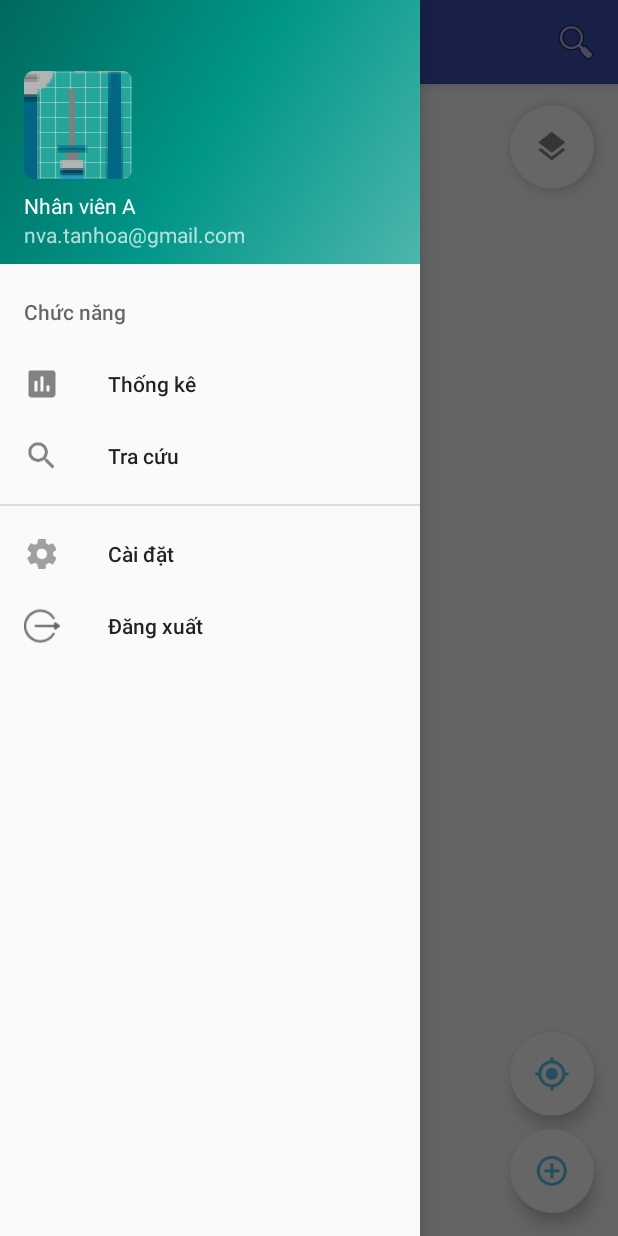
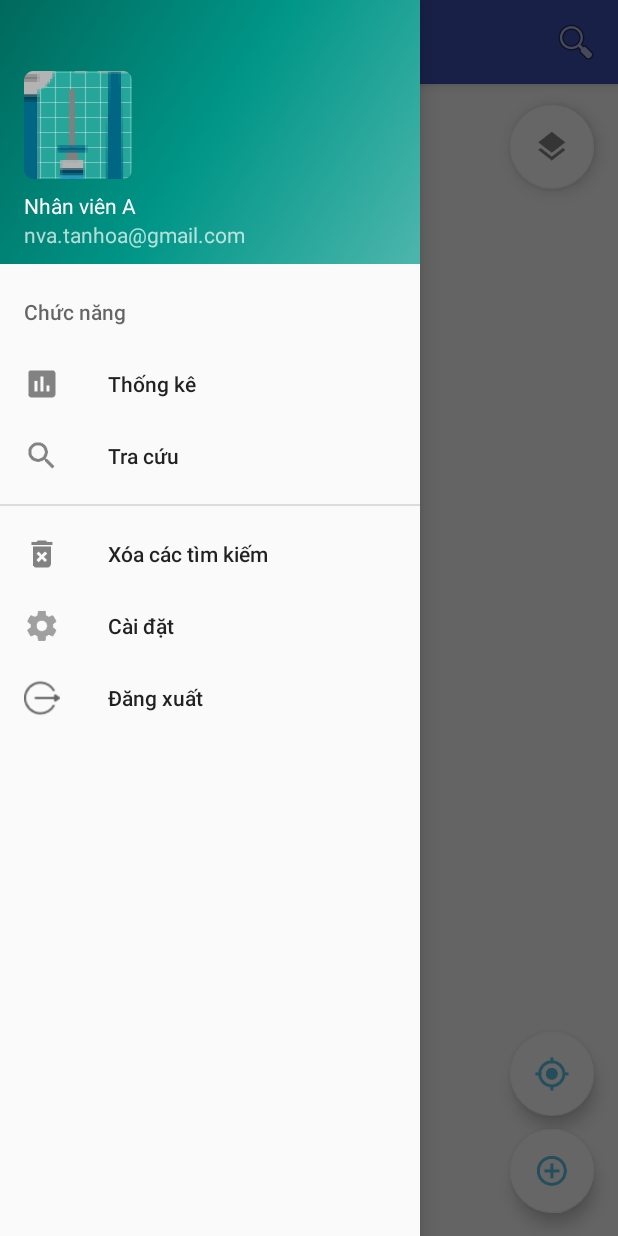
Before and after one commit to DITAGIS/HCM_TanHoa_QLSC_Android, an Android app: the screen it shows after launch (QuanLySuCo), with the side drawer open, on a phone screen of 412 x 824 dp. Run offline under Robolectric (Android 15) with nearby library versions, the phone set to English and light mode, and no system bars; libraries missing offline, so code that uses them is left out: com.esri.arcgisruntime; 28 statements that could not run were skipped.

Commit message:
tim kiem dia chi giai doan 1

```diff
--- a/app/src/main/java/hcm/ditagis/com/tanhoa/qlsc/QuanLySuCo.java
+++ b/app/src/main/java/hcm/ditagis/com/tanhoa/qlsc/QuanLySuCo.java
@@ -10,6 +10,8 @@ import android.graphics.Bitmap;
 import android.graphics.BitmapFactory;
 import android.graphics.Color;
 import android.graphics.Matrix;
+import android.location.Address;
+import android.location.Geocoder;
 import android.net.Uri;
 import android.os.Build;
 import android.os.Bundle;
@@ -61,6 +63,8 @@ import com.esri.arcgisruntime.mapping.LayerList;
 import com.esri.arcgisruntime.mapping.Viewpoint;
 import com.esri.arcgisruntime.mapping.view.Callout;
 import com.esri.arcgisruntime.mapping.view.DefaultMapViewOnTouchListener;
+import com.esri.arcgisruntime.mapping.view.Graphic;
+import com.esri.arcgisruntime.mapping.view.GraphicsOverlay;
 import com.esri.arcgisruntime.mapping.view.LocationDisplay;
 import com.esri.arcgisruntime.mapping.view.MapView;
 import com.esri.arcgisruntime.symbology.SimpleMarkerSymbol;
@@ -90,7 +94,6 @@ public class QuanLySuCo extends AppCompatActivity implements NavigationView.OnNa
     private Popup popupInfos;
     private MapView mMapView;
     private Callout mCallout;
-    private List<FeatureLayerDTG> mFeatureLayerDTGS;
     private FeatureLayerDTG mFeatureLayerDTG;
     private MapViewHandler mMapViewHandler;
     private static double LATITUDE = 10.7554041;
@@ -102,6 +105,8 @@ public class QuanLySuCo extends AppCompatActivity implements NavigationView.OnNa
     private LocationDisplay mLocationDisplay;
     private int requestCode = 2;
     private Point mCurrentPoint;
+    private Geocoder mGeocoder;
+    private GraphicsOverlay mGraphicsOverlay;
 
     public void setUri(Uri uri) {
         this.mUri = uri;
@@ -128,6 +133,7 @@ public class QuanLySuCo extends AppCompatActivity implements NavigationView.OnNa
     protected void onCreate(Bundle savedInstanceState) {
         super.onCreate(savedInstanceState);
         setContentView(R.layout.activity_quan_ly_su_co);
+        mGeocoder = new Geocoder(this);
         setLicense();
         //for camera
         StrictMode.VmPolicy.Builder builder = new StrictMode.VmPolicy.Builder();
@@ -143,9 +149,18 @@ public class QuanLySuCo extends AppCompatActivity implements NavigationView.OnNa
         this.mListViewSearch.setOnItemClickListener(new AdapterView.OnItemClickListener() {
             @Override
             public void onItemClick(AdapterView<?> parent, View view, int position, long id) {
-                mMapViewHandler.queryByObjectID(((TraCuuAdapter.Item) parent.getItemAtPosition(position)).getObjectID());
-                mSearchAdapter.clear();
-                mSearchAdapter.notifyDataSetChanged();
+                TraCuuAdapter.Item item = ((TraCuuAdapter.Item) parent.getItemAtPosition(position));
+                int objectID = item.getObjectID();
+                if (objectID != -1) {
+                    mMapViewHandler.queryByObjectID(objectID);
+                    mSearchAdapter.clear();
+                    mSearchAdapter.notifyDataSetChanged();
+                }
+                //tìm kiếm địa chỉ
+                else {
+                    setViewPointCenterLongLat(new Point(item.getLongtitude(), item.getLatitude()));
+
+                }
             }
         });
         requestPermisson();
@@ -161,7 +176,7 @@ public class QuanLySuCo extends AppCompatActivity implements NavigationView.OnNa
         // create an empty map instance
         final ArcGISMap mMap = new ArcGISMap(Basemap.Type.OPEN_STREET_MAP, LATITUDE, LONGTITUDE, LEVEL_OF_DETAIL);
         mMapView.setMap(mMap);
-        mFeatureLayerDTGS = new ArrayList<>();
+        List<FeatureLayerDTG> mFeatureLayerDTGS = new ArrayList<>();
         // config feature layer service
         ArrayList<Config> configs = Config.FeatureConfig.getConfigs();
         for (Config config : configs) {
@@ -236,8 +251,8 @@ public class QuanLySuCo extends AppCompatActivity implements NavigationView.OnNa
         });
         changeStatusOfLocationDataSource();
 
-        final EditText edit_latitude = ((EditText) findViewById(R.id.edit_latitude));
-        final EditText edit_longtitude = ((EditText) findViewById(R.id.edit_longtitude));
+        final EditText edit_latitude_vido = ((EditText) findViewById(R.id.edit_latitude_vido));
+        final EditText edit_longtitude_kinhdo = ((EditText) findViewById(R.id.edit_longtitude_kinhdo));
         mMapView.setOnTouchListener(new DefaultMapViewOnTouchListener(this, mMapView) {
             @Override
             public boolean onSingleTapConfirmed(MotionEvent e) {
@@ -252,8 +267,8 @@ public class QuanLySuCo extends AppCompatActivity implements NavigationView.OnNa
             @Override
             public boolean onScroll(MotionEvent e1, MotionEvent e2, float distanceX, float distanceY) {
                 double[] location = mMapViewHandler.onScroll(e1, e2, distanceX, distanceY);
-                edit_longtitude.setText(location[0] + "");
-                edit_latitude.setText(location[1] + "");
+                edit_longtitude_kinhdo.setText(location[0] + "");
+                edit_latitude_vido.setText(location[1] + "");
                 return super.onScroll(e1, e2, distanceX, distanceY);
             }
 
@@ -266,11 +281,14 @@ public class QuanLySuCo extends AppCompatActivity implements NavigationView.OnNa
             @Override
             public void onLocationChanged(LocationDisplay.LocationChangedEvent locationChangedEvent) {
                 Point position = locationChangedEvent.getLocation().getPosition();
-                edit_longtitude.setText(position.getX() + "");
-                edit_latitude.setText(position.getY() + "");
+                edit_longtitude_kinhdo.setText(position.getX() + "");
+                edit_latitude_vido.setText(position.getY() + "");
                 setViewPointCenter(position);
             }
         });
+        mGraphicsOverlay = new GraphicsOverlay();
+        mMapView.getGraphicsOverlays().add(mGraphicsOverlay);
+
         findViewById(R.id.layout_layer_open_street_map).setOnClickListener(this);
         findViewById(R.id.layout_layer_street_map).setOnClickListener(this);
         findViewById(R.id.layout_layer_topo).setOnClickListener(this);
@@ -280,12 +298,28 @@ public class QuanLySuCo extends AppCompatActivity implements NavigationView.OnNa
         findViewById(R.id.btn_layer_close).setOnClickListener(this);
         findViewById(R.id.img_layvitri).setOnClickListener(this);
         findViewById(R.id.floatBtnLocation).setOnClickListener(this);
-        findViewById(R.id.floatBtnHome).setOnClickListener(this);
     }
 
     private void setLicense() {
         //way 1
         ArcGISRuntimeEnvironment.setLicense(getString(R.string.license));
+        //way 2
+//        UserCredential credential = new UserCredential("thanle95", "Gemini111");
+//
+//// replace the URL with either the ArcGIS Online URL or your portal URL
+//        final Portal portal = new Portal("https://than-le.maps.arcgis.com");
+//        portal.setCredential(credential);
+//
+//// load portal and listen to done loading event
+//        portal.loadAsync();
+//        portal.addDoneLoadingListener(new Runnable() {
+//            @Override
+//            public void run() {
+//                LicenseInfo licenseInfo = portal.getPortalInfo().getLicenseInfo();
+//                // Apply the license at Standard level
+//                ArcGISRuntimeEnvironment.setLicense(licenseInfo);
+//            }
+//        });
     }
 
     private void setRendererSuCoFeatureLayer(FeatureLayer mSuCoTanHoaLayer) {
@@ -353,6 +387,18 @@ public class QuanLySuCo extends AppCompatActivity implements NavigationView.OnNa
         mMapView.setViewpointCenterAsync(geometry.getExtent().getCenter());
     }
 
+    private void setViewPointCenterLongLat(Point position) {
+        Geometry geometry = GeometryEngine.project(position, SpatialReferences.getWgs84());
+        Geometry geometry1 = GeometryEngine.project(geometry, SpatialReferences.getWebMercator());
+        Point point = geometry1.getExtent().getCenter();
+
+        SimpleMarkerSymbol symbol = new SimpleMarkerSymbol(SimpleMarkerSymbol.Style.CROSS, Color.RED, 20);
+        Graphic graphic = new Graphic(point, symbol);
+        mGraphicsOverlay.getGraphics().add(graphic);
+
+        mMapView.setViewpointCenterAsync(point);
+    }
+
     @Override
     public void onBackPressed() {
         DrawerLayout drawer = (DrawerLayout) findViewById(R.id.drawer_layout);
@@ -381,6 +427,21 @@ public class QuanLySuCo extends AppCompatActivity implements NavigationView.OnNa
                 if (newText.length() == 0) {
                     mSearchAdapter.clear();
                     mSearchAdapter.notifyDataSetChanged();
+                } else {
+
+                    try {
+                        mSearchAdapter.clear();
+                        List<Address> addressList = mGeocoder.getFromLocationName(newText, 5);
+                        for (Address address : addressList) {
+                            TraCuuAdapter.Item item = new TraCuuAdapter.Item(-1, "", 0, "", address.getAddressLine(0));
+                            item.setLatitude(address.getLatitude());
+                            item.setLongtitude(address.getLongitude());
+                            mSearchAdapter.add(item);
+                        }
+                        mSearchAdapter.notifyDataSetChanged();
+                    } catch (IOException e) {
+                        e.printStackTrace();
+                    }
                 }
                 return false;
             }
@@ -421,14 +482,14 @@ public class QuanLySuCo extends AppCompatActivity implements NavigationView.OnNa
         } else if (id == R.id.nav_logOut) {
             this.finish();
         }
+        else if (id == R.id.nav_delete_searching) {
+            mGraphicsOverlay.getGraphics().clear();
+            mSearchAdapter.clear();
+            mSearchAdapter.notifyDataSetChanged();
+        }
         DrawerLayout drawer = (DrawerLayout) findViewById(R.id.drawer_layout);
         drawer.closeDrawer(GravityCompat.START);
         return true;
-    }
-
-    private void add() {
-        Toast.makeText(mMapView.getContext().getApplicationContext(), getString(R.string.notify_add_feature), Toast.LENGTH_LONG).show();
-        mMapViewHandler.setClickBtnAdd(true);
     }
 
     public boolean requestPermisson() {
@@ -450,9 +511,6 @@ public class QuanLySuCo extends AppCompatActivity implements NavigationView.OnNa
         } else return true;
     }
 
-    private void goHome() {
-    }
-
     @Override
     public void onRequestPermissionsResult(int requestCode, @NonNull String[] permissions, @NonNull int[] grantResults) {
         if (grantResults.length > 0 && grantResults[0] == PackageManager.PERMISSION_GRANTED) {
@@ -462,7 +520,6 @@ public class QuanLySuCo extends AppCompatActivity implements NavigationView.OnNa
             Toast.makeText(QuanLySuCo.this, getResources().getString(R.string.location_permission_denied), Toast.LENGTH_SHORT).show();
         }
     }
-
 
     @Override
     public void onClick(View v) {
@@ -519,9 +576,6 @@ public class QuanLySuCo extends AppCompatActivity implements NavigationView.OnNa
                     mLocationDisplay.startAsync();
                     setViewPointCenter(mLocationDisplay.getMapLocation());
                 } else mLocationDisplay.stop();
-                break;
-            case R.id.floatBtnHome:
-                goHome();
                 break;
         }
     }
--- a/app/src/main/res/layout/app_bar_quan_ly_su_co.xml
+++ b/app/src/main/res/layout/app_bar_quan_ly_su_co.xml
@@ -194,17 +194,6 @@
         android:visibility="visible"
         app:backgroundTint="@android:color/white" />
 
-    <android.support.design.widget.FloatingActionButton
-        android:id="@+id/floatBtnHome"
-        android:layout_width="wrap_content"
-        android:layout_height="wrap_content"
-        android:layout_gravity="end|bottom"
-        android:layout_marginBottom="145dp"
-        android:layout_marginRight="@dimen/fab_margin"
-        android:src="@drawable/home"
-        android:visibility="invisible"
-        app:backgroundTint="@android:color/white" />
-
 
     <android.support.design.widget.FloatingActionButton
         android:id="@+id/floatBtnLocation"
@@ -254,7 +243,7 @@
                     android:textSize="17sp" />
 
                 <EditText
-                    android:id="@+id/edit_latitude"
+                    android:id="@+id/edit_latitude_vido"
                     android:layout_width="match_parent"
                     android:layout_height="wrap_content"
                     android:text="10.7554041"
@@ -276,7 +265,7 @@
                     android:textSize="17sp" />
 
                 <EditText
-                    android:id="@+id/edit_longtitude"
+                    android:id="@+id/edit_longtitude_kinhdo"
                     android:layout_width="match_parent"
                     android:layout_height="wrap_content"
                     android:text="106.6546293"
--- a/app/src/main/res/menu/activity_quan_ly_su_co_drawer.xml
+++ b/app/src/main/res/menu/activity_quan_ly_su_co_drawer.xml
@@ -40,6 +40,10 @@
 
     <group android:checkableBehavior="single">
         <item
+            android:id="@+id/nav_delete_searching"
+            android:icon="@drawable/ic_delete"
+            android:title="@string/nav_xoa_tim_kiem" />
+        <item
             android:id="@+id/nav_setting"
             android:icon="@drawable/ic_settings"
             android:title="@string/nav_cai_dat" />
--- a/app/src/main/res/values/strings.xml
+++ b/app/src/main/res/values/strings.xml
@@ -41,6 +41,7 @@
 
     <!--navigation-->
     <string name="nav_tra_cuu">Tra cứu</string>
+    <string name="nav_xoa_tim_kiem">Xóa các tìm kiếm</string>
     <string name="nav_cai_dat">Cài đặt</string>
     <string name="nav_log_out">Đăng xuất</string>
     <string name="nav_cai_dat_them_su_co_title">Phương thức thêm điểm sự cố</string>
```
Also changed, not shown: app/src/main/java/hcm/ditagis/com/tanhoa/qlsc/adapter/TraCuuAdapter.java (+18 -0 lines).
